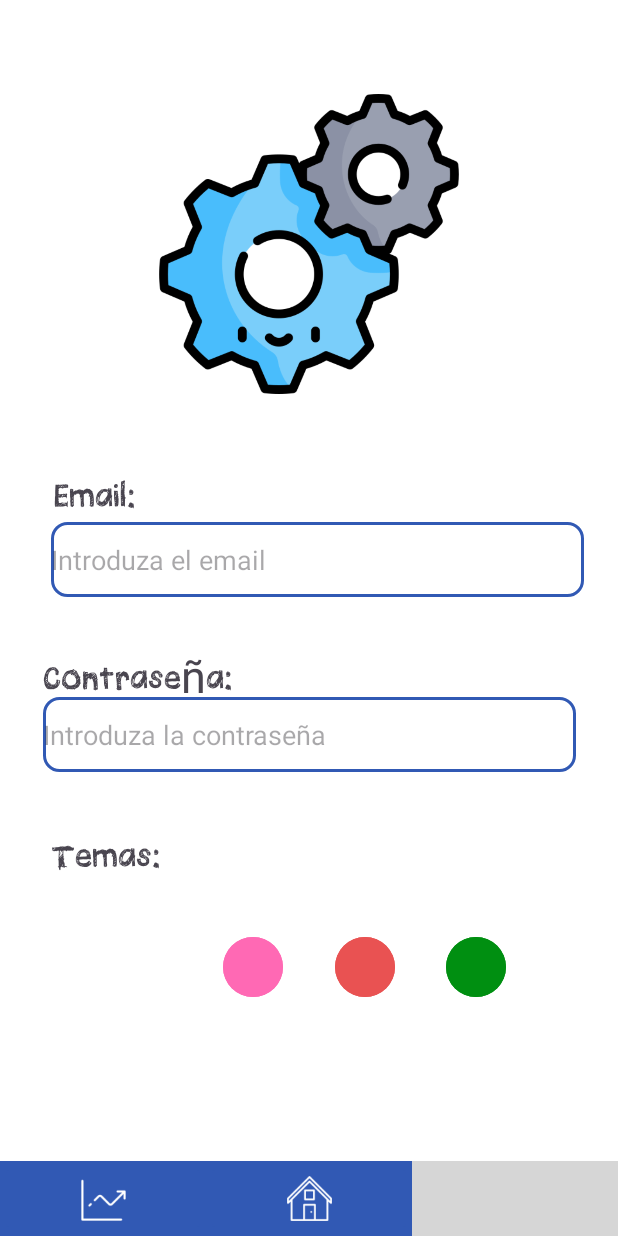
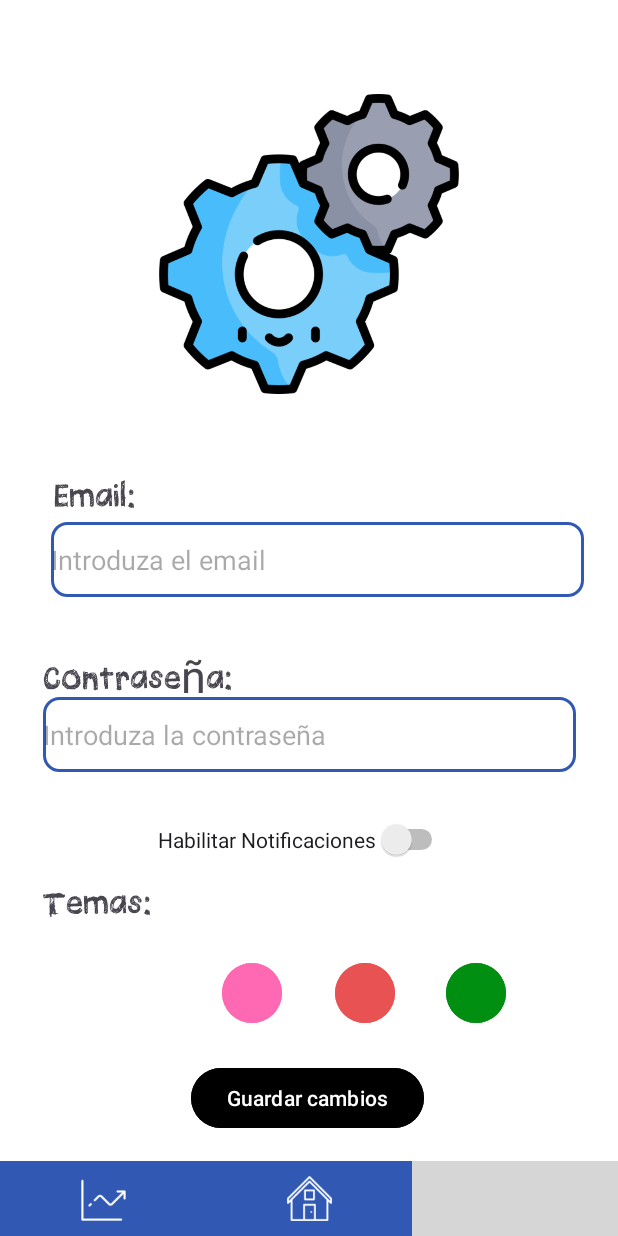
Before and after one commit to Rickytovfer1/2DAM-PMDM-P1, an Android app: the AjustesActivity screen opened directly, with no data from a screen before it, after a tap on an icon or button, on a phone screen of 412 x 824 dp. Run offline under Robolectric (Android 15) with nearby library versions, the phone set to English and light mode, and no system bars; grey boxes are pictures that could not be loaded.

Commit message:
Vista con base de datos terminada.

```diff
--- a/Proyecto-Kotlin-T1/app/src/main/java/com/example/proyecto_kotlin/AjustesActivity.kt
+++ b/Proyecto-Kotlin-T1/app/src/main/java/com/example/proyecto_kotlin/AjustesActivity.kt
@@ -4,13 +4,18 @@ import android.content.Intent
 import android.graphics.Color
 import android.os.Bundle
 import android.widget.Button
+import android.widget.EditText
 import android.widget.ImageButton
+import android.widget.Toast
 import androidx.activity.enableEdgeToEdge
 import androidx.appcompat.app.AppCompatActivity
 import androidx.core.view.ViewCompat
 import androidx.core.view.WindowInsetsCompat
+import com.example.proyecto_kotlin.BBDD.Sql
 
 class AjustesActivity : AppCompatActivity() {
+
+    private var userId: Int = -1
 
     override fun onCreate(savedInstanceState: Bundle?) {
         super.onCreate(savedInstanceState)
@@ -21,6 +26,9 @@ class AjustesActivity : AppCompatActivity() {
             v.setPadding(systemBars.left, systemBars.top, systemBars.right, systemBars.bottom)
             insets
         }
+
+        userId = obtenerUsuarioLogueado()
+
         val sharedPreferences = getSharedPreferences("ColorPreferences", MODE_PRIVATE)
 
         val botonBlanco = findViewById<Button>(R.id.botonBlanco)
@@ -31,33 +39,91 @@ class AjustesActivity : AppCompatActivity() {
         val botonMenu = findViewById<ImageButton>(R.id.botonPrincipal)
 
         val layout = findViewById<androidx.constraintlayout.widget.ConstraintLayout>(R.id.main)
-        val color = sharedPreferences.getInt("color", 0)
+        val emailField = findViewById<EditText>(R.id.editTextEmail)
+        val passwordField = findViewById<EditText>(R.id.editTextContrasena)
+
+
+        val colorGuardado = sharedPreferences.getInt("color", Color.WHITE)
+        layout.setBackgroundColor(colorGuardado)
+
 
         botonBlanco.setOnClickListener {
-            layout.setBackgroundColor(Color.WHITE)
+            actualizarColor(Color.WHITE, sharedPreferences, layout)
         }
-
         botonRosa.setOnClickListener {
-            layout.setBackgroundColor(Color.MAGENTA)
+            actualizarColor(Color.MAGENTA, sharedPreferences, layout)
         }
-
         botonRojo.setOnClickListener {
-            layout.setBackgroundColor(Color.RED)
+            actualizarColor(Color.RED, sharedPreferences, layout)
         }
-
         botonVerde.setOnClickListener {
-            layout.setBackgroundColor(Color.GREEN)
+            actualizarColor(Color.GREEN, sharedPreferences, layout)
         }
 
         botonMenu.setOnClickListener {
-            val intent = Intent(this, PrincipalActivity::class.java)
-            startActivity(intent)
+            startActivity(Intent(this, PrincipalActivity::class.java))
+        }
+        botonEstadistica.setOnClickListener {
+            startActivity(Intent(this, ContadorMain::class.java))
         }
 
-        botonEstadistica.setOnClickListener {
-            val intent = Intent(this, ContadorMain::class.java)
-            startActivity(intent)
+        findViewById<Button>(R.id.botonGuardar).setOnClickListener {
+            guardarCambios(emailField, passwordField, sharedPreferences)
         }
     }
 
+    private fun obtenerUsuarioLogueado(): Int {
+
+        val sharedPreferences = getSharedPreferences("UserPreferences", MODE_PRIVATE)
+        return sharedPreferences.getInt("userId", -1) // -1 si no se encuentra el ID
+    }
+
+    private fun actualizarColor(color: Int, sharedPreferences: android.content.SharedPreferences, layout: androidx.constraintlayout.widget.ConstraintLayout) {
+        layout.setBackgroundColor(color)
+        sharedPreferences.edit().putInt("color", color).apply()
+        Toast.makeText(this, "Color actualizado", Toast.LENGTH_SHORT).show()
+    }
+
+    private fun guardarCambios(
+        emailField: EditText,
+        passwordField: EditText,
+        sharedPreferences: android.content.SharedPreferences
+    ) {
+        val email = emailField.text.toString().trim()
+        val password = passwordField.text.toString().trim()
+        var cambiosRealizados = false
+
+        if (userId == -1) {
+            Toast.makeText(this, "Error: Usuario no logueado", Toast.LENGTH_SHORT).show()
+            return
+        }
+
+        if (email.isNotEmpty() && android.util.Patterns.EMAIL_ADDRESS.matcher(email).matches()) {
+            val db = Sql(this)
+            if (db.updateEmail(userId, email)) {
+                cambiosRealizados = true
+                Toast.makeText(this, "Correo actualizado", Toast.LENGTH_SHORT).show()
+            } else {
+                Toast.makeText(this, "Error al actualizar correo", Toast.LENGTH_SHORT).show()
+            }
+        } else if (email.isNotEmpty()) {
+            emailField.error = "Introduce un email válido"
+        }
+
+        if (password.isNotEmpty() && password.length >= 8) {
+            val db = Sql(this)
+            if (db.updatePassword(userId, password)) {
+                cambiosRealizados = true
+                Toast.makeText(this, "Contraseña actualizada", Toast.LENGTH_SHORT).show()
+            } else {
+                Toast.makeText(this, "Error al actualizar contraseña", Toast.LENGTH_SHORT).show()
+            }
+        } else if (password.isNotEmpty()) {
+            passwordField.error = "La contraseña debe tener al menos 8 caracteres"
+        }
+
+        if (!cambiosRealizados) {
+            Toast.makeText(this, "No se realizaron cambios", Toast.LENGTH_SHORT).show()
+        }
+    }
 }
--- a/Proyecto-Kotlin-T1/app/src/main/res/layout/activity_ajustes.xml
+++ b/Proyecto-Kotlin-T1/app/src/main/res/layout/activity_ajustes.xml
@@ -61,7 +61,7 @@
         app:layout_constraintVertical_bias="0.55" />
 
     <EditText
-        android:id="@+id/editTextContraseña"
+        android:id="@+id/editTextContrasena"
         android:layout_width="355dp"
         android:layout_height="50dp"
         android:background="@drawable/edittext_fondo"
@@ -81,10 +81,10 @@
         android:textSize="30sp"
         app:layout_constraintBottom_toBottomOf="parent"
         app:layout_constraintEnd_toEndOf="parent"
-        app:layout_constraintHorizontal_bias="0.1"
+        app:layout_constraintHorizontal_bias="0.082"
         app:layout_constraintStart_toStartOf="parent"
         app:layout_constraintTop_toTopOf="parent"
-        app:layout_constraintVertical_bias="0.7" />
+        app:layout_constraintVertical_bias="0.739" />
 
     <Button
         android:id="@+id/botonBlanco"
@@ -93,10 +93,10 @@
         android:backgroundTint="@color/white"
         app:layout_constraintBottom_toBottomOf="parent"
         app:layout_constraintEnd_toEndOf="parent"
-        app:layout_constraintHorizontal_bias="0.2"
+        app:layout_constraintHorizontal_bias="0.199"
         app:layout_constraintStart_toStartOf="parent"
         app:layout_constraintTop_toTopOf="parent"
-        app:layout_constraintVertical_bias="0.8" />
+        app:layout_constraintVertical_bias="0.822" />
 
     <Button
         android:id="@+id/botonRosa"
@@ -105,10 +105,11 @@
         android:backgroundTint="@color/pink"
         app:layout_constraintBottom_toBottomOf="parent"
         app:layout_constraintEnd_toEndOf="parent"
-        app:layout_constraintHorizontal_bias="0.4"
+        app:layout_constraintHorizontal_bias="0.398"
         app:layout_constraintStart_toStartOf="parent"
         app:layout_constraintTop_toTopOf="parent"
-        app:layout_constraintVertical_bias="0.8" />
+        app:layout_constraintVertical_bias="0.822" />
+
 
     <Button
         android:id="@+id/botonRojo"
@@ -117,10 +118,10 @@
         android:backgroundTint="@color/orange"
         app:layout_constraintBottom_toBottomOf="parent"
         app:layout_constraintEnd_toEndOf="parent"
-        app:layout_constraintHorizontal_bias="0.6"
+        app:layout_constraintHorizontal_bias="0.601"
         app:layout_constraintStart_toStartOf="parent"
         app:layout_constraintTop_toTopOf="parent"
-        app:layout_constraintVertical_bias="0.8" />
+        app:layout_constraintVertical_bias="0.822" />
 
     <Button
         android:id="@+id/botonVerde"
@@ -132,7 +133,33 @@
         app:layout_constraintHorizontal_bias="0.8"
         app:layout_constraintStart_toStartOf="parent"
         app:layout_constraintTop_toTopOf="parent"
-        app:layout_constraintVertical_bias="0.8" />
+        app:layout_constraintVertical_bias="0.822" />
+
+    <Button
+        android:id="@+id/botonGuardar"
+        android:layout_width="wrap_content"
+        android:layout_height="wrap_content"
+        android:text="Guardar cambios"
+        android:backgroundTint="@color/black"
+        app:layout_constraintBottom_toBottomOf="parent"
+        app:layout_constraintEnd_toEndOf="parent"
+        app:layout_constraintHorizontal_bias="0.496"
+        app:layout_constraintStart_toStartOf="parent"
+        app:layout_constraintTop_toTopOf="parent"
+        app:layout_constraintVertical_bias="0.912" />
+
+
+    <Switch
+        android:id="@+id/switchNotificaciones"
+        android:layout_width="wrap_content"
+        android:layout_height="wrap_content"
+        android:text="Habilitar Notificaciones"
+        app:layout_constraintBottom_toBottomOf="parent"
+        app:layout_constraintEnd_toEndOf="parent"
+        app:layout_constraintHorizontal_bias="0.481"
+        app:layout_constraintStart_toStartOf="parent"
+        app:layout_constraintTop_toTopOf="parent"
+        app:layout_constraintVertical_bias="0.685" />
 
     <LinearLayout
         android:id="@+id/menuInferior"
@@ -153,7 +180,6 @@
             android:src="@mipmap/estadistica"
             android:backgroundTint="@color/secundario"
             android:scaleType="centerInside" />
-
 
         <ImageButton
             android:id="@+id/botonPrincipal"
--- a/Proyecto-Kotlin-T1/app/src/main/res/values/strings.xml
+++ b/Proyecto-Kotlin-T1/app/src/main/res/values/strings.xml
@@ -6,6 +6,8 @@
     <string name="editTextApellidos">Introduza los apellidos</string>
     <string name="editTextContrasena">Introduza la contraseña</string>
     <string name="editTextRepetir">Por favor, introduce de nuevo la contraseña</string>
+    <string name="changeTextEmail">Introduza el email nuevo</string>
+    <string name="changeTextContrasena">Introduza la contraseña nueva</string>
     <string name="email">Email: </string>
     <string name="nombre">Nombre: </string>
     <string name="apellidos">Apellidos: </string>
--- a/Proyecto-Kotlin-T1/build.gradle.kts
+++ b/Proyecto-Kotlin-T1/build.gradle.kts
@@ -1,3 +1,4 @@
+
 // Top-level build file where you can add configuration options common to all sub-projects/modules.
 plugins {
     alias(libs.plugins.android.application) apply false
```
Also changed, not shown: Proyecto-Kotlin-T1/app/src/main/java/com/example/proyecto_kotlin/BBDD/Sql.kt (+37 -2 lines).
